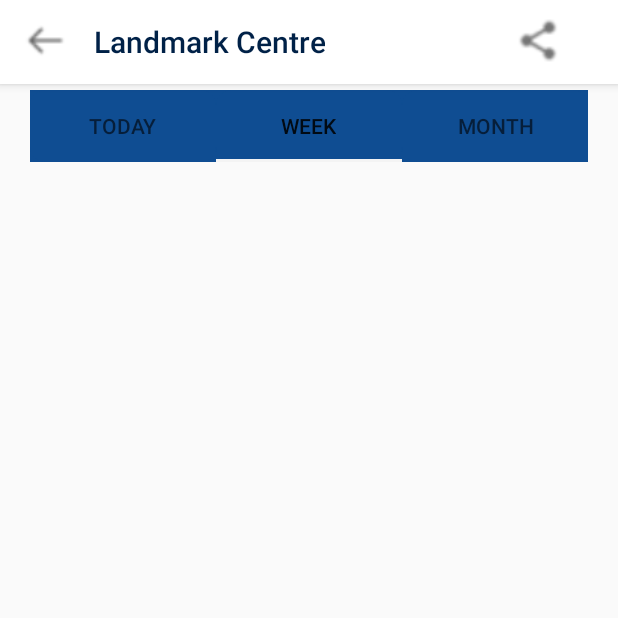
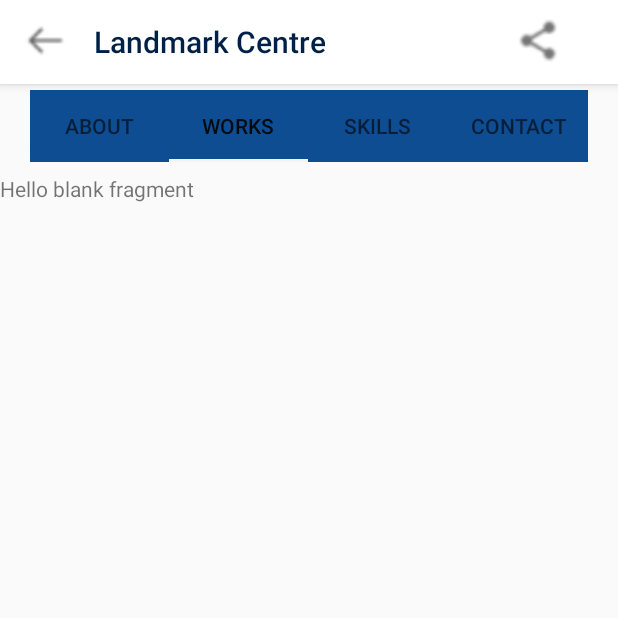
Before and after one commit to josdebum/Viathan-App, an Android app: the StatisticsScreen screen opened directly, with no data from a screen before it, tab 2 chosen, on a phone screen of 412 x 824 dp, the top half of it. Run offline under Robolectric (Android 15) with nearby library versions, the phone set to English and light mode, and no system bars.

Commit message:
new commit

```diff
--- /dev/null
+++ b/app/src/main/java/com/example/viathanapp/MonthFragment.kt
@@ -0,0 +1,59 @@
+package com.example.viathanapp
+
+import android.os.Bundle
+import androidx.fragment.app.Fragment
+import android.view.LayoutInflater
+import android.view.View
+import android.view.ViewGroup
+
+// TODO: Rename parameter arguments, choose names that match
+// the fragment initialization parameters, e.g. ARG_ITEM_NUMBER
+private const val ARG_PARAM1 = "param1"
+private const val ARG_PARAM2 = "param2"
+
+/**
+ * A simple [Fragment] subclass.
+ * Use the [MonthFragment.newInstance] factory method to
+ * create an instance of this fragment.
+ */
+class MonthFragment : Fragment() {
+    // TODO: Rename and change types of parameters
+    private var param1: String? = null
+    private var param2: String? = null
+
+    override fun onCreate(savedInstanceState: Bundle?) {
+        super.onCreate(savedInstanceState)
+        arguments?.let {
+            param1 = it.getString(ARG_PARAM1)
+            param2 = it.getString(ARG_PARAM2)
+        }
+    }
+
+    override fun onCreateView(
+        inflater: LayoutInflater, container: ViewGroup?,
+        savedInstanceState: Bundle?
+    ): View? {
+        // Inflate the layout for this fragment
+        return inflater.inflate(R.layout.fragment_month, container, false)
+    }
+
+    companion object {
+        /**
+         * Use this factory method to create a new instance of
+         * this fragment using the provided parameters.
+         *
+         * @param param1 Parameter 1.
+         * @param param2 Parameter 2.
+         * @return A new instance of fragment MonthFragment.
+         */
+        // TODO: Rename and change types and number of parameters
+        @JvmStatic
+        fun newInstance(param1: String, param2: String) =
+            MonthFragment().apply {
+                arguments = Bundle().apply {
+                    putString(ARG_PARAM1, param1)
+                    putString(ARG_PARAM2, param2)
+                }
+            }
+    }
+}
--- a/app/src/main/java/com/example/viathanapp/StatisticsScreen.kt
+++ b/app/src/main/java/com/example/viathanapp/StatisticsScreen.kt
@@ -15,9 +15,12 @@
     override fun onCreate(savedInstanceState: Bundle?) {
         super.onCreate(savedInstanceState)
         setContentView(R.layout.activity_statistics_screen)
-        val sectionsPagerAdapter = SectionsPagerAdapter(this, supportFragmentManager)
+
+
+      //  val sectionsPagerAdapter = SectionsPagerAdapter(this, supportFragmentManager)
         val viewPager: ViewPager = findViewById(R.id.view_pager)
-        viewPager.adapter = sectionsPagerAdapter
+        viewPager.adapter = SectionsPagerAdapter(supportFragmentManager)
+        //viewPager.adapter = sectionsPagerAdapter
         val tabs: TabLayout = findViewById(R.id.tabs)
         tabs.setupWithViewPager(viewPager)
 
--- /dev/null
+++ b/app/src/main/java/com/example/viathanapp/TodayFragment.kt
@@ -0,0 +1,59 @@
+package com.example.viathanapp
+
+import android.os.Bundle
+import androidx.fragment.app.Fragment
+import android.view.LayoutInflater
+import android.view.View
+import android.view.ViewGroup
+
+// TODO: Rename parameter arguments, choose names that match
+// the fragment initialization parameters, e.g. ARG_ITEM_NUMBER
+private const val ARG_PARAM1 = "param1"
+private const val ARG_PARAM2 = "param2"
+
+/**
+ * A simple [Fragment] subclass.
+ * Use the [TodayFragment.newInstance] factory method to
+ * create an instance of this fragment.
+ */
+class TodayFragment : Fragment() {
+    // TODO: Rename and change types of parameters
+    private var param1: String? = null
+    private var param2: String? = null
+
+    override fun onCreate(savedInstanceState: Bundle?) {
+        super.onCreate(savedInstanceState)
+        arguments?.let {
+            param1 = it.getString(ARG_PARAM1)
+            param2 = it.getString(ARG_PARAM2)
+        }
+    }
+
+    override fun onCreateView(
+        inflater: LayoutInflater, container: ViewGroup?,
+        savedInstanceState: Bundle?
+    ): View? {
+        // Inflate the layout for this fragment
+        return inflater.inflate(R.layout.fragment_today, container, false)
+    }
+
+    companion object {
+        /**
+         * Use this factory method to create a new instance of
+         * this fragment using the provided parameters.
+         *
+         * @param param1 Parameter 1.
+         * @param param2 Parameter 2.
+         * @return A new instance of fragment TodayFragment.
+         */
+        // TODO: Rename and change types and number of parameters
+        @JvmStatic
+        fun newInstance(param1: String, param2: String) =
+            TodayFragment().apply {
+                arguments = Bundle().apply {
+                    putString(ARG_PARAM1, param1)
+                    putString(ARG_PARAM2, param2)
+                }
+            }
+    }
+}
--- /dev/null
+++ b/app/src/main/java/com/example/viathanapp/WeekFragment.kt
@@ -0,0 +1,59 @@
+package com.example.viathanapp
+
+import android.os.Bundle
+import androidx.fragment.app.Fragment
+import android.view.LayoutInflater
+import android.view.View
+import android.view.ViewGroup
+
+// TODO: Rename parameter arguments, choose names that match
+// the fragment initialization parameters, e.g. ARG_ITEM_NUMBER
+private const val ARG_PARAM1 = "param1"
+private const val ARG_PARAM2 = "param2"
+
+/**
+ * A simple [Fragment] subclass.
+ * Use the [WeekFragment.newInstance] factory method to
+ * create an instance of this fragment.
+ */
+class WeekFragment : Fragment() {
+    // TODO: Rename and change types of parameters
+    private var param1: String? = null
+    private var param2: String? = null
+
+    override fun onCreate(savedInstanceState: Bundle?) {
+        super.onCreate(savedInstanceState)
+        arguments?.let {
+            param1 = it.getString(ARG_PARAM1)
+            param2 = it.getString(ARG_PARAM2)
+        }
+    }
+
+    override fun onCreateView(
+        inflater: LayoutInflater, container: ViewGroup?,
+        savedInstanceState: Bundle?
+    ): View? {
+        // Inflate the layout for this fragment
+        return inflater.inflate(R.layout.fragment_week, container, false)
+    }
+
+    companion object {
+        /**
+         * Use this factory method to create a new instance of
+         * this fragment using the provided parameters.
+         *
+         * @param param1 Parameter 1.
+         * @param param2 Parameter 2.
+         * @return A new instance of fragment WeekFragment.
+         */
+        // TODO: Rename and change types and number of parameters
+        @JvmStatic
+        fun newInstance(param1: String, param2: String) =
+            WeekFragment().apply {
+                arguments = Bundle().apply {
+                    putString(ARG_PARAM1, param1)
+                    putString(ARG_PARAM2, param2)
+                }
+            }
+    }
+}
--- a/app/src/main/java/com/example/viathanapp/ui/main/SectionsPagerAdapter.kt
+++ b/app/src/main/java/com/example/viathanapp/ui/main/SectionsPagerAdapter.kt
@@ -4,33 +4,68 @@
 import androidx.fragment.app.Fragment
 import androidx.fragment.app.FragmentManager
 import androidx.fragment.app.FragmentPagerAdapter
+import com.example.viathanapp.MonthFragment
 import com.example.viathanapp.R
+import com.example.viathanapp.TodayFragment
+import com.example.viathanapp.WeekFragment
 
-private val TAB_TITLES = arrayOf(
-    R.string.tab_text_1,
-    R.string.tab_text_2,
-    R.string.tab_text_3
-)
+//private val TAB_TITLES = arrayOf(
+//    R.string.tab_text_1,
+//    R.string.tab_text_2,
+//    R.string.tab_text_3
+//)
+//
+///**
+// * A [FragmentPagerAdapter] that returns a fragment corresponding to
+// * one of the sections/tabs/pages.
+// */
+//class SectionsPagerAdapter(private val context: Context, fm: FragmentManager) :
+//    FragmentPagerAdapter(fm) {
+//
+//    override fun getItem(position: Int): Fragment {
+//        // getItem is called to instantiate the fragment for the given page.
+//        // Return a PlaceholderFragment (defined as a static inner class below).
+//        return PlaceholderFragment.newInstance(position + 1)
+//    }
+//
+//    override fun getPageTitle(position: Int): CharSequence? {
+//        return context.resources.getString(TAB_TITLES[position])
+//    }
+//
+//    override fun getCount(): Int {
+//        // Show 2 total pages.
+//        return 3
+//    }
+//}
 
-/**
- * A [FragmentPagerAdapter] that returns a fragment corresponding to
- * one of the sections/tabs/pages.
- */
-class SectionsPagerAdapter(private val context: Context, fm: FragmentManager) :
-    FragmentPagerAdapter(fm) {
 
+class SectionsPagerAdapter(fragmentManager: FragmentManager): FragmentPagerAdapter(fragmentManager, BEHAVIOR_RESUME_ONLY_CURRENT_FRAGMENT) {
     override fun getItem(position: Int): Fragment {
-        // getItem is called to instantiate the fragment for the given page.
-        // Return a PlaceholderFragment (defined as a static inner class below).
-        return PlaceholderFragment.newInstance(position + 1)
+        val fragmentList: MutableList<Fragment> = ArrayList()
+        when (position) {
+            0 -> return TodayFragment()
+            1 -> return WeekFragment()
+            2 -> return MonthFragment()
+
+        }
+        return fragmentList[position]
+
+    }
+
+    override fun getCount(): Int {
+        return 4
     }
 
     override fun getPageTitle(position: Int): CharSequence? {
-        return context.resources.getString(TAB_TITLES[position])
+        when (position) {
+            0 -> return "ABOUT"
+            1 -> return "WORKS"
+            2 -> return "SKILLS"
+            3 -> return "CONTACT"
+        }
+
+        return null
+
     }
 
-    override fun getCount(): Int {
-        // Show 2 total pages.
-        return 3
-    }
 }
--- /dev/null
+++ b/app/src/main/res/layout/fragment_week.xml
@@ -0,0 +1,14 @@
+<?xml version="1.0" encoding="utf-8"?>
+<FrameLayout xmlns:android="http://schemas.android.com/apk/res/android"
+    xmlns:tools="http://schemas.android.com/tools"
+    android:layout_width="match_parent"
+    android:layout_height="match_parent"
+    tools:context=".WeekFragment">
+
+    <!-- TODO: Update blank fragment layout -->
+    <TextView
+        android:layout_width="match_parent"
+        android:layout_height="match_parent"
+        android:text="@string/hello_blank_fragment" />
+
+</FrameLayout>
```
Also changed, not shown: app/src/main/res/layout/fragment_month.xml (added, +14 -0 lines), app/src/main/res/layout/fragment_today.xml (added, +14 -0 lines).
